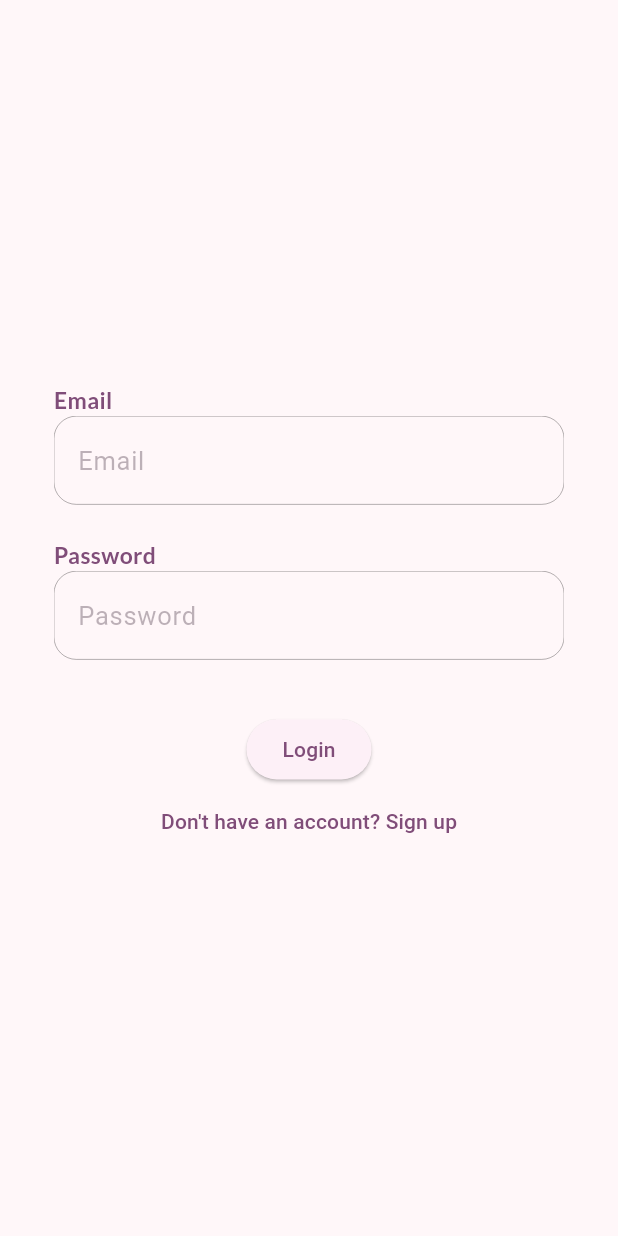
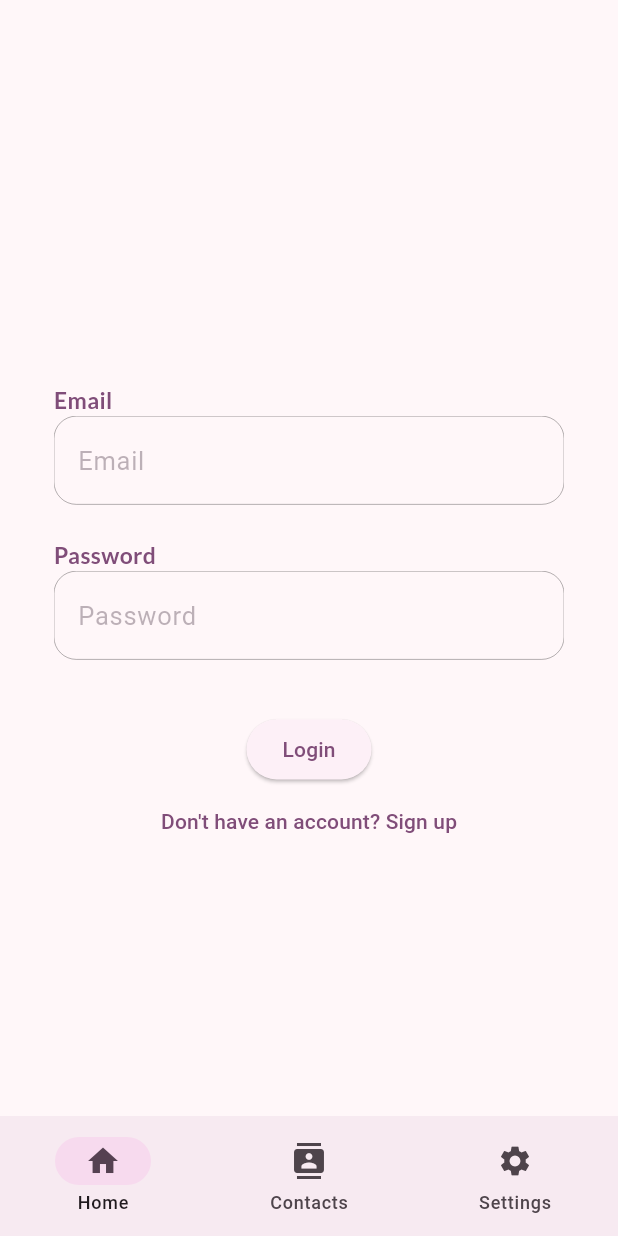
Before and after one commit to pratyush-1327/chat_app, a Flutter app: the screen it shows after launch, on a phone screen of 412 x 824 dp. Run offline on Flutter 3.47's test engine with Material 3 defaults, Android fonts, the phone set to English and light mode, and no system bars; our stand-ins replace cloud_firestore, firebase_auth, firebase_core, flutter_riverpod, fluttertoast, google_fonts and 1 more; missing offline and left inert: firebase_app_check; accounts and stored records are empty; generated files the repository leaves out were written again.

Commit message:
added navbar, placeholder screens

```diff
--- a/lib/main.dart
+++ b/lib/main.dart
@@ -6,7 +6,7 @@
 import 'package:responsive_sizer/responsive_sizer.dart';
 import 'firebase_options.dart';
 import 'features/auth/provider/auth_provider.dart';
-import 'screens/home_screen.dart';
+import 'screens/main_screen.dart';
 import 'features/auth/presentation/login_screen.dart';
 import 'core/theme/theme.dart';
 
@@ -22,7 +22,7 @@
 }
 
 class MyApp extends StatelessWidget {
-  const MyApp({super.key});
+  const MyApp({Key? key}) : super(key: key);
 
   @override
   Widget build(BuildContext context) {
@@ -37,7 +37,7 @@
         return MaterialApp(
           theme: brightness == Brightness.light ? theme.light() : theme.dark(),
           debugShowCheckedModeBanner: false,
-          home: const AuthenticationWrapper(),
+          home: const MainScreen(),
         );
       },
     );
@@ -50,6 +50,6 @@
   @override
   Widget build(BuildContext context, WidgetRef ref) {
     final user = ref.watch(authProvider);
-    return user != null ? const HomeScreen() : const LoginScreen();
+    return user != null ? const MainScreen() : const LoginScreen();
   }
 }
--- /dev/null
+++ b/lib/screens/main_screen.dart
@@ -0,0 +1,54 @@
+import 'package:flutter/material.dart';
+import 'home_screen.dart';
+import 'contacts_screen.dart';
+import 'settings_page.dart';
+
+class MainScreen extends StatefulWidget {
+  const MainScreen({Key? key}) : super(key: key);
+
+  @override
+  _MainScreenState createState() => _MainScreenState();
+}
+
+class _MainScreenState extends State<MainScreen> {
+  int _selectedIndex = 0;
+
+  final List<Widget> _pages = [
+    const HomeScreen(),
+    const ContactsScreen(),
+    const SettingsPage(),
+  ];
+
+  void _onItemTapped(int index) {
+    setState(() {
+      _selectedIndex = index;
+    });
+  }
+
+  @override
+  Widget build(BuildContext context) {
+    final theme = Theme.of(context);
+    return Scaffold(
+      body: _pages[_selectedIndex],
+      bottomNavigationBar: NavigationBar(
+        destinations: const <Widget>[
+          NavigationDestination(
+            icon: Icon(Icons.home),
+            label: 'Home',
+          ),
+          NavigationDestination(
+            icon: Icon(Icons.contacts),
+            label: 'Contacts',
+          ),
+          NavigationDestination(
+            icon: Icon(Icons.settings),
+            label: 'Settings',
+          ),
+        ],
+        selectedIndex: _selectedIndex,
+        onDestinationSelected: _onItemTapped,
+      ),
+      extendBody: true,
+    );
+  }
+}
```
Also changed, not shown: lib/screens/contacts_screen.dart (added, +10 -0 lines), lib/screens/settings_page.dart (added, +10 -0 lines).
